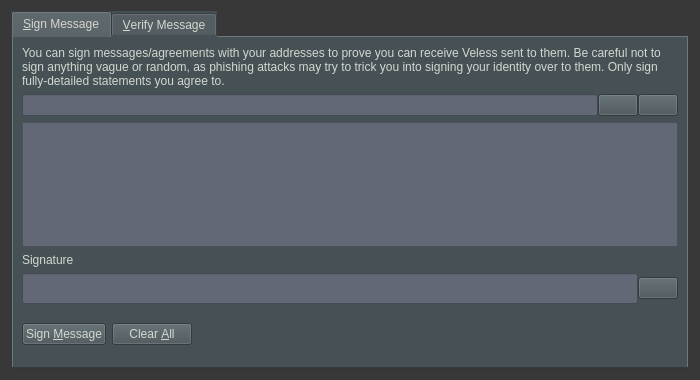
First picture: the form in src/qt/forms/signverifymessagedialog.ui, repository xCryptoCash/veles, before the edit.
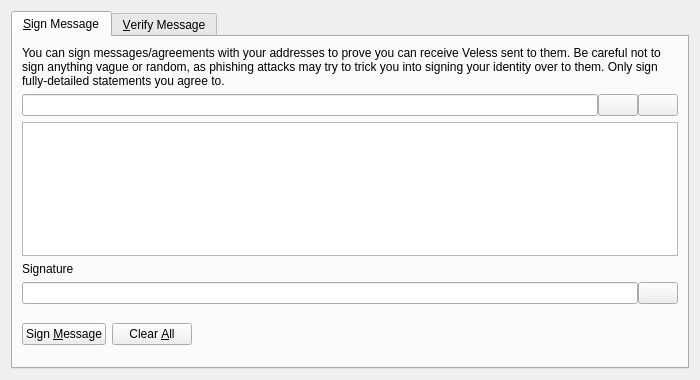
Second picture: the form after the edit. Icons and pictures are not drawn. Custom widgets are drawn as their Qt base class.

The edit to the form file:
```diff
--- a/src/qt/forms/signverifymessagedialog.ui
+++ b/src/qt/forms/signverifymessagedialog.ui
@@ -13,22 +13,12 @@
   <property name="windowTitle">
    <string>Signatures - Sign / Verify a Message</string>
   </property>
-  <property name="styleSheet">
-   <string notr="true">background-color:rgb(56, 56, 56);;
-color:rgb(211, 215, 207);
-font: 75 12pt &quot;Uroob&quot;;</string>
-  </property>
   <property name="modal">
    <bool>true</bool>
   </property>
   <layout class="QVBoxLayout" name="verticalLayout">
    <item>
     <widget class="QTabWidget" name="tabWidget">
-     <property name="styleSheet">
-      <string notr="true">background-color:rgb(70, 81, 86);
-color:rgb(211, 215, 207);
-font: 75 12pt &quot;Uroob&quot;;</string>
-     </property>
      <property name="currentIndex">
       <number>0</number>
      </property>
@@ -60,11 +50,6 @@
            <property name="toolTip">
             <string>The Veles address to sign the message with</string>
            </property>
-           <property name="styleSheet">
-            <string notr="true">background-color:rgb(98, 104, 118);
-color:rgb(211, 215, 207);
-font: 75 12pt &quot;Uroob&quot;;</string>
-           </property>
           </widget>
          </item>
          <item>
@@ -114,11 +99,6 @@
          <property name="toolTip">
           <string>Enter the message you want to sign here</string>
          </property>
-         <property name="styleSheet">
-          <string notr="true">background-color:rgb(98, 104, 118);
-color:rgb(211, 215, 207);
-font: 75 12pt &quot;Uroob&quot;;</string>
-         </property>
         </widget>
        </item>
        <item>
@@ -140,18 +120,9 @@
           <widget class="QLineEdit" name="signatureOut_SM">
            <property name="font">
             <font>
-             <family>Uroob</family>
-             <pointsize>12</pointsize>
-             <weight>9</weight>
-             <italic>false</italic>
-             <bold>false</bold>
+             <italic>true</italic>
             </font>
            </property>
-           <property name="styleSheet">
-            <string notr="true">background-color:rgb(98, 104, 118);
-color:rgb(211, 215, 207);
-font: 75 12pt &quot;Uroob&quot;;</string>
-           </property>
            <property name="readOnly">
             <bool>true</bool>
            </property>
@@ -229,11 +200,8 @@
           <widget class="QLabel" name="statusLabel_SM">
            <property name="font">
             <font>
-             <family>Uroob</family>
-             <pointsize>12</pointsize>
-             <weight>9</weight>
-             <italic>false</italic>
-             <bold>false</bold>
+             <weight>75</weight>
+             <bold>true</bold>
             </font>
            </property>
            <property name="text">
```
Left out of the diff: 28 changed lines with no effect on the pictures.
